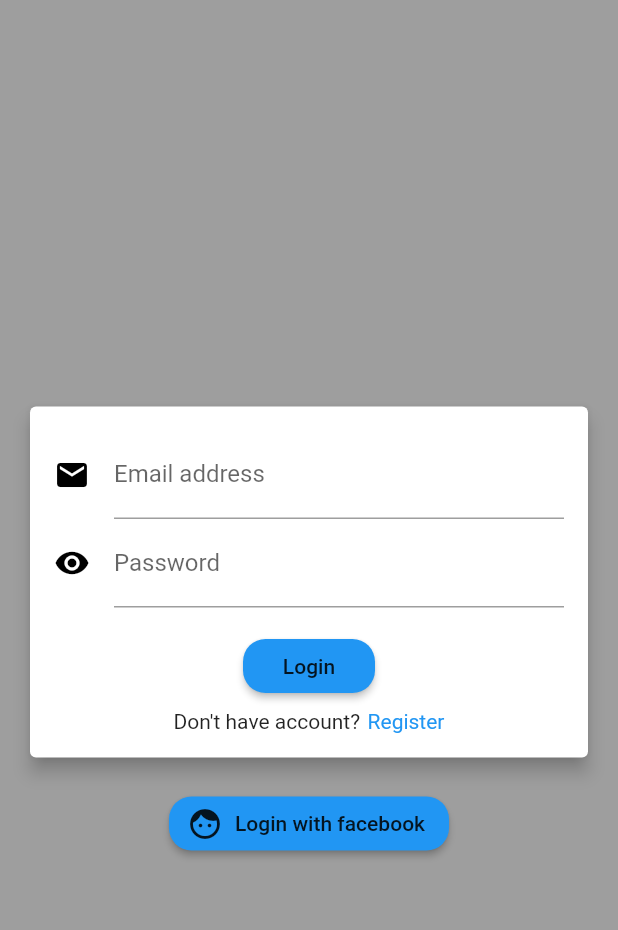
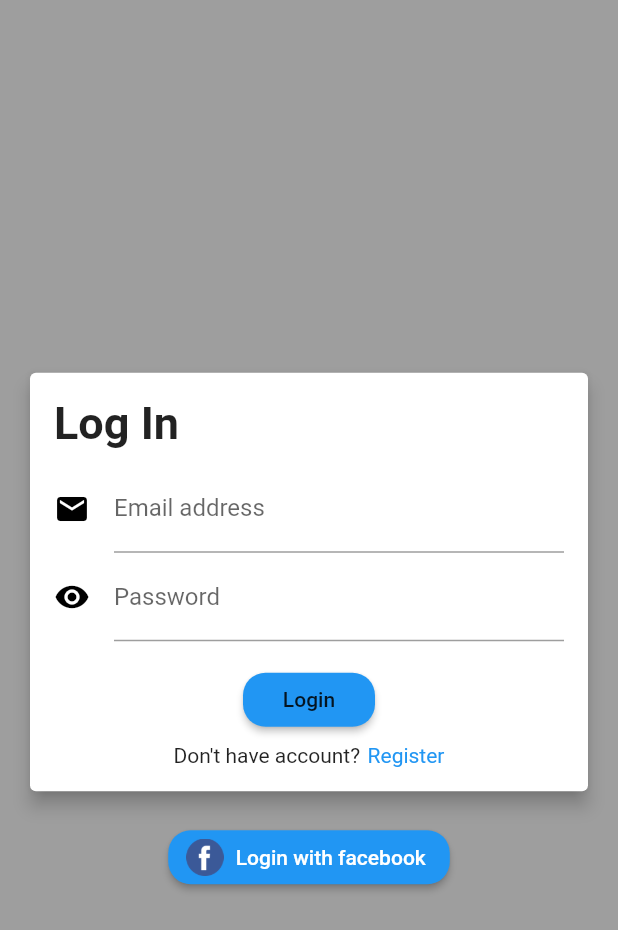
Before and after one commit to msharibahmed/flutter_group_chat_application, a Flutter app: the screen it shows after launch, on a phone screen of 412 x 824 dp. Shown: the top 930 px of the screen. Run offline on Flutter 3.47's test engine with Material 2 defaults, Android fonts, the phone set to English and light mode, and no system bars; our stand-ins replace cloud_firestore, firebase_auth, firebase_storage, image_picker; missing offline and left inert: flutter_facebook_auth; accounts and stored records are empty.

Commit message:
modified facebook login button ui

```diff
--- a/lib/widgets/auth_form.dart
+++ b/lib/widgets/auth_form.dart
@@ -6,8 +6,8 @@ import 'user_image_picker.dart';
 
 class AuthForm extends StatefulWidget {
   final bool isLoading;
-  final void Function(
-      String email, String userName, String password, bool isLogin,File image) submitFn;
+  final void Function(String email, String userName, String password,
+      bool isLogin, File image) submitFn;
   final void Function() fbLogin;
   AuthForm(this.submitFn, this.isLoading, this.fbLogin);
 
@@ -37,7 +37,8 @@ class _AuthFormState extends State<AuthForm> {
 
     if (isValid) {
       _formKey.currentState.save();
-      widget.submitFn(_userEmail, _userUserName, _userPassword, _isLogin,_userImageFile);
+      widget.submitFn(
+          _userEmail, _userUserName, _userPassword, _isLogin, _userImageFile);
     }
   }
 
@@ -56,6 +57,16 @@ class _AuthFormState extends State<AuthForm> {
                 child: Column(
                   mainAxisSize: MainAxisSize.min,
                   children: [
+                    Align(
+                        alignment: Alignment.topLeft,
+                        child: Text(
+                          _isLogin ? 'Log In' : 'Sign Up',
+                          style: TextStyle(
+                              fontWeight: FontWeight.bold, fontSize: 30),
+                        )),
+                    SizedBox(
+                      height: 10,
+                    ),
                     if (!_isLogin) UserImagePicker(_pickedImage),
                     TextFormField(
                       key: ValueKey('email'),
@@ -162,9 +173,9 @@ class _AuthFormState extends State<AuthForm> {
         ),
         if (_isLogin)
           RaisedButton.icon(
-            icon: Icon(Icons.face),
+            icon: Image.asset('assets/images/fb.png',width: 25,height: 25,),
             onPressed: widget.fbLogin,
-            label: Text('Login with facebook'),
+            label: Text('Login with facebook',style: TextStyle(color: Colors.white)),
           )
       ]),
     );
--- a/pubspec.yaml
+++ b/pubspec.yaml
@@ -58,6 +58,7 @@ flutter:
     - assets/images/loading.jpg
     - assets/images/background.jpg
     - assets/images/profile.jpg
+    - assets/images/fb.png
 
   # An image asset can refer to one or more resolution-specific "variants", see
   # https://flutter.dev/assets-and-images/#resolution-aware.
```
Also changed, not shown: assets/images/fb.png (added).
